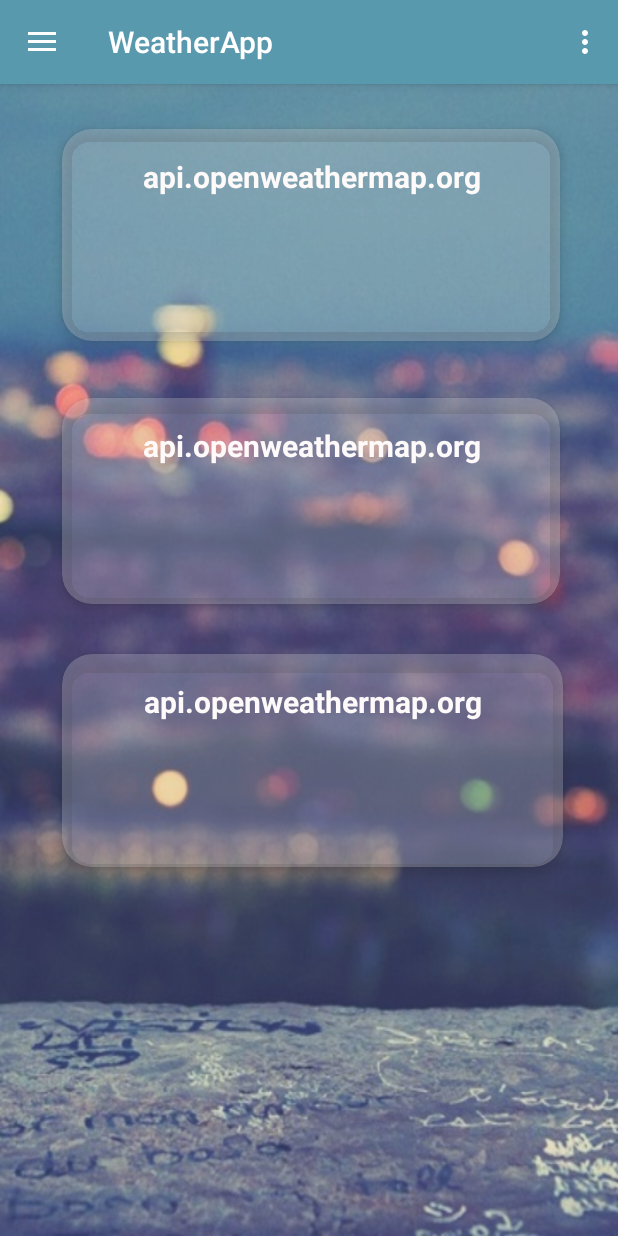
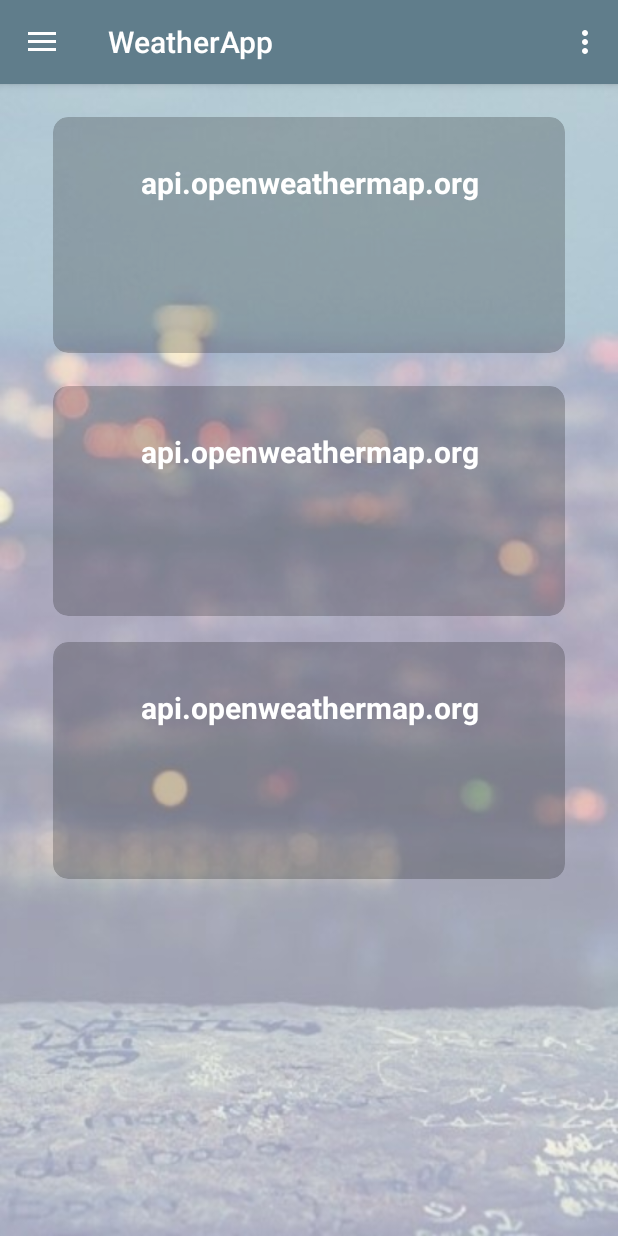
Before and after one commit to Delphiya-11/WeatherApp, an Android app: the screen it shows after launch (DetailsActivity), in the side drawer, after a tap on "Other Details", on a phone screen of 412 x 824 dp. Run offline under Robolectric (Android 15) with nearby library versions, the phone set to English and light mode, and no system bars.

Commit message:
Modified Layouts & ActionBar

```diff
--- a/app/src/main/java/com/example/weatherapp/DetailsActivity.java
+++ b/app/src/main/java/com/example/weatherapp/DetailsActivity.java
@@ -63,7 +63,7 @@ public class DetailsActivity extends AppCompatActivity {
 
         //The Hamburger icon is applied to the action bar for working with the nav drawer
         getSupportActionBar().setDisplayHomeAsUpEnabled(true);
-        getSupportActionBar().setBackgroundDrawable(new ColorDrawable(getResources().getColor(R.color.steelblue)));
+        getSupportActionBar().setBackgroundDrawable(new ColorDrawable(getResources().getColor(R.color.blueGrey)));
 
         //On clicking of any menu items, actions will be performed accordingly
         nv.setNavigationItemSelectedListener(new NavigationView.OnNavigationItemSelectedListener() {
--- a/app/src/main/java/com/example/weatherapp/MainActivity.java
+++ b/app/src/main/java/com/example/weatherapp/MainActivity.java
@@ -88,7 +88,7 @@ public class MainActivity extends AppCompatActivity {
 
         //The Hamburger icon is applied to the action bar for working with the nav drawer
         getSupportActionBar().setDisplayHomeAsUpEnabled(true);
-        getSupportActionBar().setBackgroundDrawable(new ColorDrawable(getResources().getColor(R.color.violet)));
+        getSupportActionBar().setBackgroundDrawable(new ColorDrawable(getResources().getColor(R.color.blueGrey)));
 
         //On clicking of any menu items, actions will be performed accordingly
         nv.setNavigationItemSelectedListener(new NavigationView.OnNavigationItemSelectedListener() {
--- a/app/src/main/java/com/example/weatherapp/SearchActivity.java
+++ b/app/src/main/java/com/example/weatherapp/SearchActivity.java
@@ -74,7 +74,7 @@ public class SearchActivity extends AppCompatActivity {
 
         //The Hamburger icon is applied to the action bar for working with the nav drawer
         getSupportActionBar().setDisplayHomeAsUpEnabled(true);
-        getSupportActionBar().setBackgroundDrawable(new ColorDrawable(getResources().getColor(R.color.blue)));
+        getSupportActionBar().setBackgroundDrawable(new ColorDrawable(getResources().getColor(R.color.blueGrey)));
 
         //On clicking of any menu items, actions will be performed accordingly
         nv.setNavigationItemSelectedListener(new NavigationView.OnNavigationItemSelectedListener() {
--- a/app/src/main/java/com/example/weatherapp/SunActivity.java
+++ b/app/src/main/java/com/example/weatherapp/SunActivity.java
@@ -66,7 +66,7 @@ public class SunActivity extends AppCompatActivity {
 
         //The Hamburger icon is applied to the action bar for working with the nav drawer
         getSupportActionBar().setDisplayHomeAsUpEnabled(true);
-        getSupportActionBar().setBackgroundDrawable(new ColorDrawable(getResources().getColor(R.color.black)));
+        getSupportActionBar().setBackgroundDrawable(new ColorDrawable(getResources().getColor(R.color.blueGrey)));
 
         //On clicking of any menu items, actions will be performed accordingly
         nv.setNavigationItemSelectedListener(new NavigationView.OnNavigationItemSelectedListener() {
--- a/app/src/main/java/com/example/weatherapp/WindActivity.java
+++ b/app/src/main/java/com/example/weatherapp/WindActivity.java
@@ -74,7 +74,7 @@ public class WindActivity extends AppCompatActivity {
 
         //The Hamburger icon is applied to the action bar for working with the nav drawer
         getSupportActionBar().setDisplayHomeAsUpEnabled(true);
-        getSupportActionBar().setBackgroundDrawable(new ColorDrawable(getResources().getColor(R.color.darkblue)));
+        getSupportActionBar().setBackgroundDrawable(new ColorDrawable(getResources().getColor(R.color.blueGrey)));
 
         //On clicking of any menu items, actions will be performed accordingly
         nv.setNavigationItemSelectedListener(new NavigationView.OnNavigationItemSelectedListener() {
--- a/app/src/main/res/layout/activity_details.xml
+++ b/app/src/main/res/layout/activity_details.xml
@@ -5,14 +5,12 @@
     android:id="@+id/drawerLayout"
     android:layout_width="match_parent"
     android:layout_height="match_parent"
-    tools:context=".MainActivity"
-    >
+    tools:context=".MainActivity">
 
     <RelativeLayout
         android:layout_width="match_parent"
         android:layout_height="match_parent"
-        android:background="@drawable/city_wallpaper"
-        android:alpha="0.9">
+        android:background="@drawable/city_wallpaper">
 
         <androidx.cardview.widget.CardView
             android:id="@+id/otherCardView1"
@@ -24,15 +22,15 @@
             android:layout_marginStart="30dp"
             android:layout_marginLeft="8dp"
             android:layout_marginTop="16dp"
-            android:layout_marginEnd="27dp"
+            android:layout_marginEnd="30dp"
             android:layout_marginRight="8dp"
             android:clickable="false"
             android:foreground="?attr/selectableItemBackground"
             android:stateListAnimator="@anim/animation"
             android:textAlignment="center"
-            app:cardBackgroundColor="#45cacccf"
-            app:cardCornerRadius="20dp"
-            app:cardElevation="5dp"
+            app:cardBackgroundColor="@color/cardview_shadow_start_color"
+            app:cardCornerRadius="10dp"
+            app:cardElevation="0dp"
             app:cardUseCompatPadding="true"
             app:layout_constraintBottom_toBottomOf="parent"
             app:layout_constraintEnd_toEndOf="parent"
@@ -46,9 +44,9 @@
                 android:layout_width="match_parent"
                 android:layout_height="102dp"
                 android:layout_alignTop="@+id/cardView"
-                android:layout_marginTop="18dp"
+                android:layout_marginTop="30dp"
                 android:textAlignment="center"
-                android:textColor="#fffafa"
+                android:textColor="#FFFFFF"
                 android:textSize="20dp"
                 android:textStyle="bold" />
         </androidx.cardview.widget.CardView>
@@ -63,15 +61,15 @@
             android:layout_marginStart="30dp"
             android:layout_marginLeft="8dp"
             android:layout_marginTop="195dp"
-            android:layout_marginEnd="27dp"
+            android:layout_marginEnd="30dp"
             android:layout_marginRight="8dp"
             android:clickable="false"
             android:foreground="?attr/selectableItemBackground"
             android:stateListAnimator="@anim/animation"
             android:textAlignment="center"
-            app:cardBackgroundColor="#45cacccf"
-            app:cardCornerRadius="20dp"
-            app:cardElevation="5dp"
+            app:cardBackgroundColor="@color/cardview_shadow_start_color"
+            app:cardCornerRadius="10dp"
+            app:cardElevation="0dp"
             app:cardUseCompatPadding="true"
             app:layout_constraintBottom_toBottomOf="parent"
             app:layout_constraintEnd_toEndOf="parent"
@@ -86,9 +84,9 @@
                 android:layout_height="104dp"
                 android:layout_alignTop="@+id/cardView"
                 android:layout_alignEnd="@+id/sunCardView2"
-                android:layout_marginTop="18dp"
+                android:layout_marginTop="30dp"
                 android:textAlignment="center"
-                android:textColor="#fffafa"
+                android:textColor="#FFFFFF"
                 android:textSize="20dp"
                 android:textStyle="bold" />
         </androidx.cardview.widget.CardView>
@@ -103,15 +101,15 @@
             android:layout_marginStart="30dp"
             android:layout_marginLeft="8dp"
             android:layout_marginTop="366dp"
-            android:layout_marginEnd="25dp"
+            android:layout_marginEnd="30dp"
             android:layout_marginRight="8dp"
             android:clickable="false"
             android:foreground="?attr/selectableItemBackground"
             android:stateListAnimator="@anim/animation"
             android:textAlignment="center"
-            app:cardBackgroundColor="#45cacccf"
-            app:cardCornerRadius="20dp"
-            app:cardElevation="5dp"
+            app:cardBackgroundColor="@color/cardview_shadow_start_color"
+            app:cardCornerRadius="10dp"
+            app:cardElevation="0dp"
             app:cardUseCompatPadding="true"
             app:layout_constraintBottom_toBottomOf="parent"
             app:layout_constraintEnd_toEndOf="parent"
@@ -127,9 +125,9 @@
                 android:layout_alignStart="@+id/otherCardView3"
                 android:layout_alignTop="@+id/cardView"
                 android:layout_alignEnd="@+id/sunCardView2"
-                android:layout_marginTop="18dp"
+                android:layout_marginTop="30dp"
                 android:textAlignment="center"
-                android:textColor="#fffafa"
+                android:textColor="#FFFFFF"
                 android:textSize="20dp"
                 android:textStyle="bold" />
         </androidx.cardview.widget.CardView>
--- a/app/src/main/res/layout/activity_splash.xml
+++ b/app/src/main/res/layout/activity_splash.xml
@@ -6,7 +6,6 @@
     android:layout_width="match_parent"
     android:layout_height="match_parent"
     android:background="@drawable/splash"
-    android:alpha="0.7"
     tools:context=".SplashActivity">
 
     <TextView
@@ -15,7 +14,7 @@
         android:layout_height="wrap_content"
         android:text="Welcome..."
         android:textAppearance="?android:attr/textAppearanceLarge"
-        android:textColor="#FFFFFF"
+        android:textColor="#607d8b"
         android:textSize="36dp"
         app:layout_constraintBottom_toBottomOf="parent"
         app:layout_constraintHorizontal_bias="0.497"
@@ -33,7 +32,7 @@
         android:layout_marginStart="8dp"
         android:layout_marginBottom="8dp"
         android:text="Know weather details at your current location"
-        android:textColor="#FFFFFF"
+        android:textColor="#607d8b"
         android:textSize="18dp"
         app:layout_constraintBottom_toBottomOf="parent"
         app:layout_constraintEnd_toEndOf="parent"
--- a/app/src/main/res/values/colors.xml
+++ b/app/src/main/res/values/colors.xml
@@ -15,4 +15,5 @@
     <color name="yellow">#FFD700</color>
     <color name="black">#21160B</color>
     <color name="steelblue">#5899AE</color>
+    <color name="blueGrey">#607d8b</color>
 </resources>
```
Also changed, not shown: app/src/main/res/layout/activity_main.xml (+13 -13 lines), app/src/main/res/layout/activity_search.xml (+18 -19 lines), app/src/main/res/layout/activity_sun.xml (+12 -13 lines), app/src/main/res/layout/activity_wind.xml (+8 -9 lines), app/src/main/res/layout/listview_layout.xml (+7 -6 lines), app/src/main/res/drawable/beautiful_cloud.jpg, app/src/main/res/drawable/beautiful_clouds.jpg, app/src/main/res/drawable/city_wallpaper.jpg, app/src/main/res/drawable/splash.jpg, app/src/main/res/drawable/sunrise_wallpaper.jpg, app/src/main/res/drawable/wind_wallpaper.jpg.
